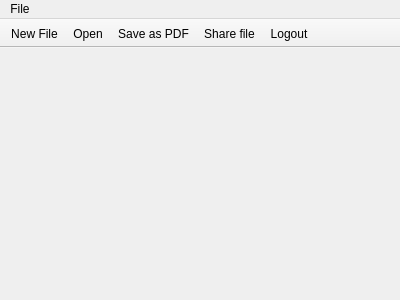
The window that client/editor.ui (s267562/Live-Text-Editor) describes before a commit, drawn with Qt 5.
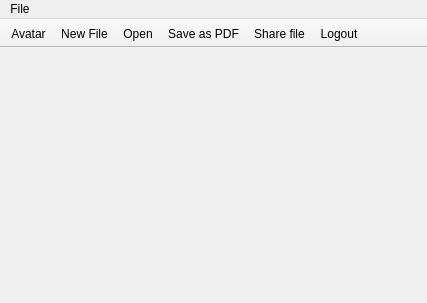
The same window after the commit. Icons and pictures are not drawn.

Commit message: adding avatar image (TextEditor toolbar)

Diff of the .ui file:
```diff
--- a/client/editor.ui
+++ b/client/editor.ui
@@ -6,8 +6,8 @@
    <rect>
     <x>0</x>
     <y>0</y>
-    <width>400</width>
-    <height>300</height>
+    <width>427</width>
+    <height>303</height>
    </rect>
   </property>
   <property name="windowTitle">
@@ -19,7 +19,7 @@
     <rect>
      <x>0</x>
      <y>0</y>
-     <width>400</width>
+     <width>427</width>
      <height>22</height>
     </rect>
    </property>
@@ -66,6 +66,7 @@
    <attribute name="toolBarBreak">
     <bool>false</bool>
    </attribute>
+   <addaction name="actionAvatar"/>
    <addaction name="actionNew_File"/>
    <addaction name="actionOpen"/>
    <addaction name="actionSave_as_PDF"/>
@@ -135,6 +136,15 @@
     <string>Logout</string>
    </property>
   </action>
+  <action name="actionAvatar">
+   <property name="icon">
+    <iconset resource="resource.qrc">
+     <normaloff>:/rec/img/share.png</normaloff>:/rec/img/share.png</iconset>
+   </property>
+   <property name="text">
+    <string>Avatar</string>
+   </property>
+  </action>
  </widget>
  <layoutdefault spacing="6" margin="11"/>
  <resources>
```
The commit also changes 4 other files.
